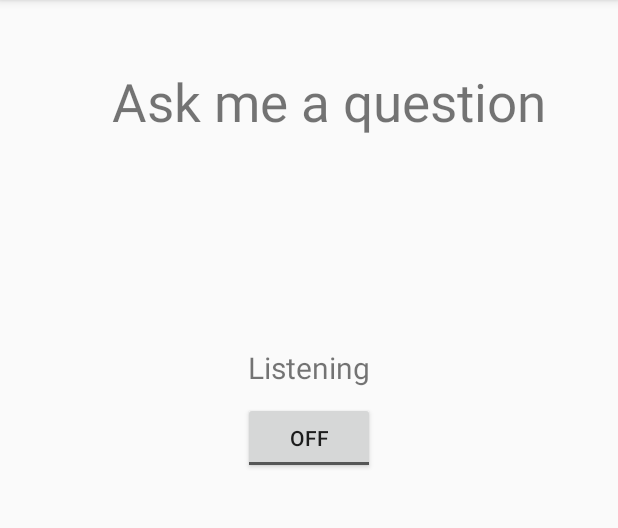
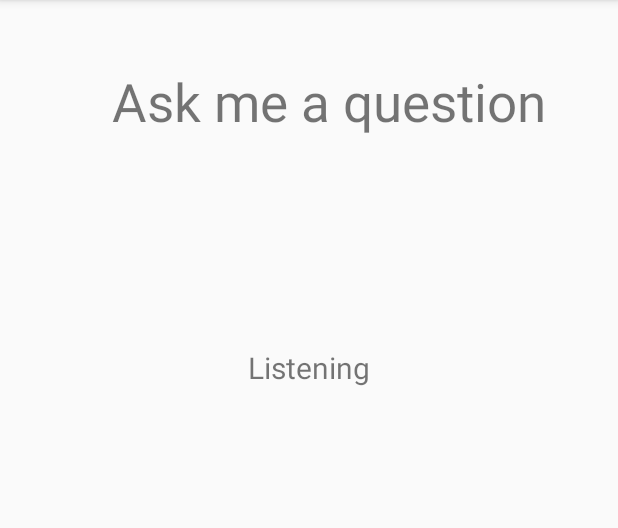
Before and after one commit to aaroncheung123/benni_device, an Android app: the ChatActivity screen opened directly, with no data from a screen before it, on a phone screen of 412 x 824 dp, the part 84-612 px from its top. Run offline under Robolectric (Android 15) with nearby library versions, the light colour scheme and no system bars; libraries missing offline, so code that uses them is left out: com.github.nkzawa.socketio; network calls fail; 3 statements that could not run were skipped.

```diff
--- a/app/src/main/java/com/aaroncheung/client/Games/ChatActivity.java
+++ b/app/src/main/java/com/aaroncheung/client/Games/ChatActivity.java
@@ -20,7 +20,6 @@ import java.net.URISyntaxException;
 public class ChatActivity extends SocketIO {
 
     String TAG = "debug_123";
-    ToggleButton toggleButton;
 
 
     @Override
@@ -28,15 +27,22 @@ public class ChatActivity extends SocketIO {
         super.onCreate(savedInstanceState);
         setContentView(R.layout.activity_chat);
 
-        toggleButton = (ToggleButton) findViewById(R.id.chatToggleButton);
+        try {
+            attemptSend("listen");
+        } catch (JSONException e) {
+            e.printStackTrace();
+        }
     }
 
-    public void chatToggleButtonClick(View view) throws JSONException {
-        if(toggleButton.isChecked()){
-            attemptSend("listen");
+    @Override
+    public void onDestroy() {
+        super.onDestroy();
+        try {
+            attemptSend("stop listening");
+        } catch (JSONException e) {
+            e.printStackTrace();
         }
-        else{
-            attemptSend("stop listening");
-        }
+
     }
+
 }
--- a/app/src/main/res/layout/activity_chat.xml
+++ b/app/src/main/res/layout/activity_chat.xml
@@ -17,23 +17,6 @@
         app:layout_constraintStart_toStartOf="parent"
         app:layout_constraintTop_toBottomOf="@+id/textView2" />
 
-    <ToggleButton
-        android:id="@+id/chatToggleButton"
-        android:layout_width="wrap_content"
-        android:layout_height="wrap_content"
-        android:layout_marginBottom="136dp"
-        android:layout_marginEnd="8dp"
-        android:layout_marginStart="8dp"
-        android:layout_marginTop="8dp"
-        android:checked="false"
-        android:onClick="chatToggleButtonClick"
-        android:text="ToggleButton"
-        app:layout_constraintBottom_toBottomOf="parent"
-        app:layout_constraintEnd_toEndOf="parent"
-        app:layout_constraintStart_toStartOf="parent"
-        app:layout_constraintTop_toBottomOf="@+id/textView3"
-        app:layout_constraintVertical_bias="0.004" />
-
     <TextView
         android:id="@+id/textView2"
         android:layout_width="wrap_content"
```
Also changed, not shown: app/src/main/res/drawable/battery.png (added), app/src/main/res/drawable/chat.png (added), app/src/main/res/drawable/game.png (added), app/src/main/res/drawable/wheel.png (added).
